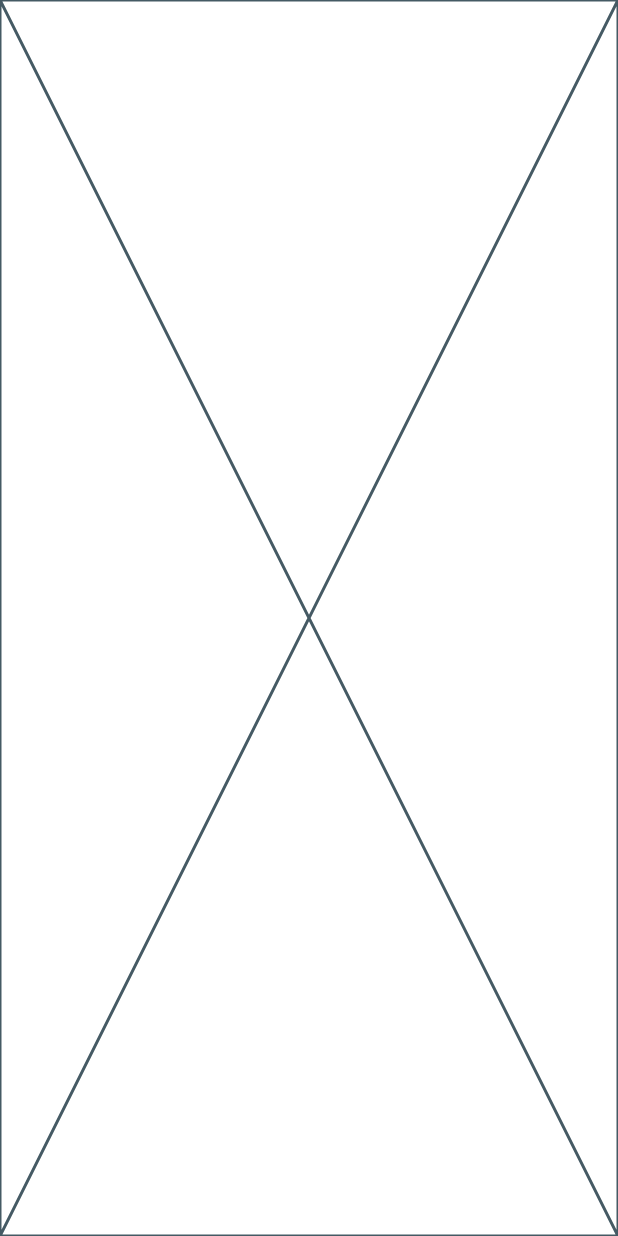
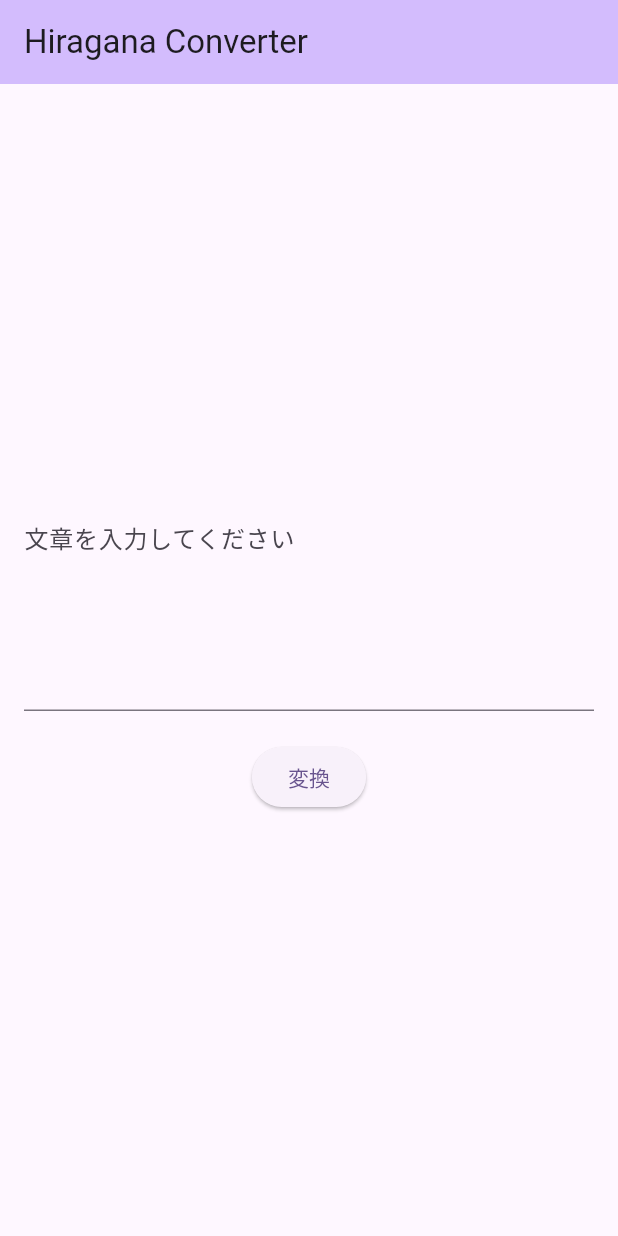
Before and after one commit to k-taiga/hiragana_converter, a Flutter app: the screen it shows after launch, on a phone screen of 412 x 824 dp. Run offline on Flutter 3.47's test engine with Material 3 defaults, Android fonts, the phone set to English and light mode, and no system bars.

Commit message:
[add] input_formの追加

```diff
--- /dev/null
+++ b/lib/input_form.dart
@@ -0,0 +1,46 @@
+import 'package:flutter/material.dart';
+
+class InputForm extends StatefulWidget {
+  const InputForm({super.key});
+
+  @override
+  State<InputForm> createState() => _InputFormState();
+}
+
+class _InputFormState extends State<InputForm> {
+  final _formKey = GlobalKey<FormState>();
+
+  @override
+  Widget build(BuildContext context) {
+    return Form(
+      key: _formKey,
+      child: Column(
+        mainAxisAlignment: MainAxisAlignment.center,
+        children: [
+          Padding(
+            padding: const EdgeInsets.symmetric(horizontal: 16),
+            child: TextFormField(
+              maxLines: 5,
+              decoration: const InputDecoration(
+                hintText: '文章を入力してください',
+              ),
+              validator: (value) {
+                if (value == null || value.isEmpty) {
+                  return '文章が入力されていません';
+                }
+                return null;
+              },
+            ),
+          ),
+          const SizedBox(height: 20),
+          ElevatedButton(
+              onPressed: () {
+                final formState = _formKey.currentState!;
+                formState.validate();
+              },
+              child: const Text('変換'))
+        ],
+      ),
+    );
+  }
+}
--- a/lib/main.dart
+++ b/lib/main.dart
@@ -1,4 +1,5 @@
 import 'package:flutter/material.dart';
+import 'package:hiragana_converter/input_form.dart';
 
 void main() {
   runApp(const MyApp());
@@ -10,13 +11,12 @@ class MyApp extends StatelessWidget {
   @override
   Widget build(BuildContext context) {
     return MaterialApp(
-      title: 'Flutter Demo',
-      theme: ThemeData(
-        colorScheme: ColorScheme.fromSeed(seedColor: Colors.deepPurple),
-        useMaterial3: true,
-      ),
-      home: const HomeScreen(),
-    );
+        title: 'Flutter Demo',
+        theme: ThemeData(
+          colorScheme: ColorScheme.fromSeed(seedColor: Colors.deepPurple),
+          useMaterial3: true,
+        ),
+        home: const HomeScreen());
   }
 }
 
@@ -25,6 +25,12 @@ class HomeScreen extends StatelessWidget {
 
   @override
   Widget build(BuildContext context) {
-    return const Placeholder();
+    return Scaffold(
+      appBar: AppBar(
+        backgroundColor: Theme.of(context).colorScheme.inversePrimary,
+        title: const Text('Hiragana Converter'),
+      ),
+      body: const InputForm(),
+    );
   }
 }
```
